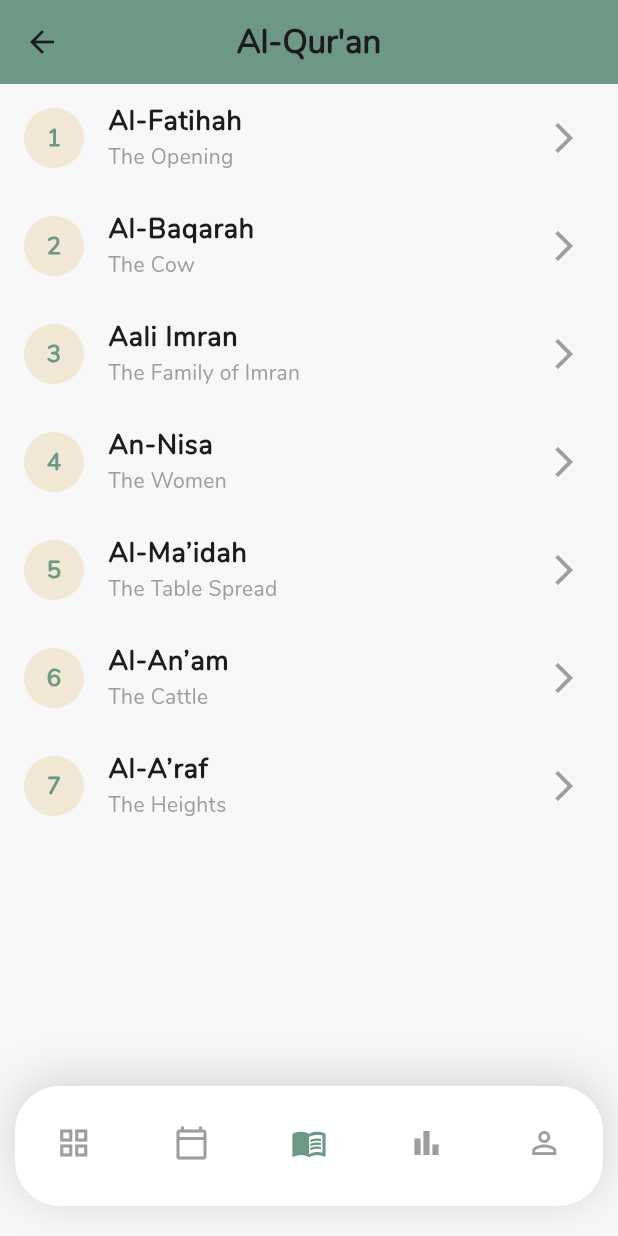
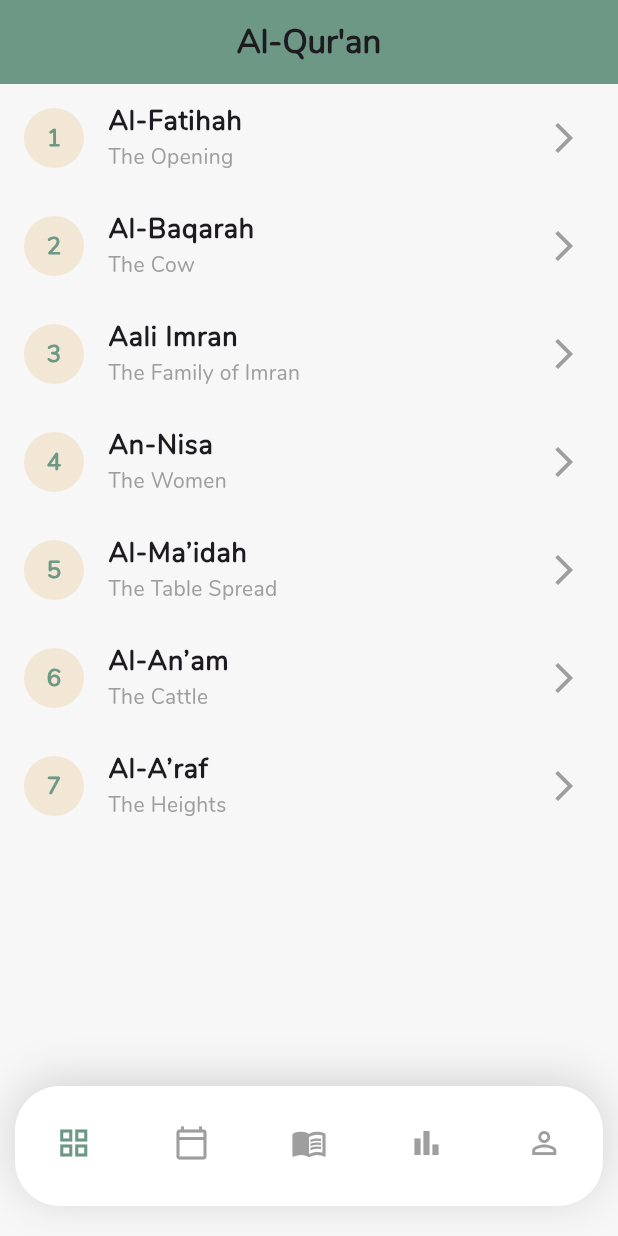
Before and after one commit to muhmmdfath/quranmemorize_pkm, a Flutter app: the QuranScreen screen opened directly, on a phone screen of 412 x 824 dp. Run offline on Flutter 3.47's test engine with Material 3 defaults, Android fonts, the light colour scheme and no system bars; project files that could hold a hidden picture were left out.

Commit message:
Routes Navbar dan kalender

```diff
--- a/lib/main.dart
+++ b/lib/main.dart
@@ -1,6 +1,5 @@
 import 'package:flutter/material.dart';
-
-import 'screens/onboarding_screen.dart';
+import 'routes/app_routes.dart';
 
 void main() async {
   WidgetsFlutterBinding.ensureInitialized();
@@ -8,10 +7,7 @@
 }
 
 class MyApp extends StatelessWidget {
-
-  const MyApp({
-    super.key,
-  });
+  const MyApp({super.key});
 
   @override
   Widget build(BuildContext context) {
@@ -21,8 +17,9 @@
         primaryColor: const Color(0xff6D9886),
         scaffoldBackgroundColor: const Color(0xffF7F7F7),
       ),
-      home: const OnboardingScreen(),
       debugShowCheckedModeBanner: false,
+      initialRoute: AppRoutes.onboarding, // Tentukan rute awal
+      routes: AppRoutes.routes, // Gunakan rute dari AppRoutes
     );
   }
 }
--- /dev/null
+++ b/lib/routes/app_routes.dart
@@ -0,0 +1,19 @@
+import 'package:flutter/material.dart';
+import '../screens/calendar_screen.dart';
+import '../screens/home_screen.dart'; // Contoh: layar home
+import '../screens/onboarding_screen.dart'; // Contoh: layar onboarding
+import '../screens/quran_screen.dart'; // Contoh: layar onboarding
+
+class AppRoutes {
+  static const String home = '/home';
+  static const String onboarding = '/onboarding';
+  static const String calendar = '/calendar'; // Tambahkan rute untuk kalender
+  static const String quran = '/quran'; // Rute untuk halaman Al-Qur'an
+
+  static Map<String, WidgetBuilder> get routes => {
+        home: (context) => const HomeScreen(),
+        onboarding: (context) => const OnboardingScreen(),
+        calendar: (context) => const CalendarScreen(),
+        quran: (context) => const QuranScreen(),
+      };
+}
--- a/lib/screens/quran_screen.dart
+++ b/lib/screens/quran_screen.dart
@@ -1,15 +1,20 @@
 import 'package:flutter/material.dart';
-import 'package:quranmemmorize_pkm/widgets/bottom_nav.dart';
+import 'package:quranmemmorize_pkm/widgets/navigation.dart';
+
+// Definisi warna untuk konsistensi
+const Color kPrimaryColor = Color(0xff6D9886);
+const Color kSecondaryColor = Color(0xffF2E7D5);
+const Color kTextColor = Colors.grey;
 
 class QuranScreen extends StatefulWidget {
   const QuranScreen({super.key});
 
   @override
-  _QuranScreenState createState() => _QuranScreenState();
+  State<QuranScreen> createState() => _QuranScreenState();
 }
 
 class _QuranScreenState extends State<QuranScreen> {
-  int _selectedIndex = 2; // Default index for Quran Screen
+  final int _selectedIndex = 2; // Default index untuk Quran Screen
 
   @override
   Widget build(BuildContext context) {
@@ -23,21 +28,22 @@
           ),
         ),
         centerTitle: true,
-        backgroundColor: const Color(0xff6D9886),
+        backgroundColor: kPrimaryColor,
       ),
-      body: ListView.builder(
+      body: surahList.isNotEmpty
+          ? ListView.builder(
               itemCount: surahList.length,
               itemBuilder: (context, index) {
                 final surah = surahList[index];
                 return ListTile(
                   leading: CircleAvatar(
-              backgroundColor: const Color(0xffF2E7D5),
+                    backgroundColor: kSecondaryColor,
                     child: Text(
                       surah['number'].toString(),
                       style: const TextStyle(
                         fontFamily: 'child',
                         fontWeight: FontWeight.bold,
-                  color: Color(0xff6D9886),
+                        color: kPrimaryColor,
                       ),
                     ),
                   ),
@@ -54,12 +60,13 @@
                     style: const TextStyle(
                       fontFamily: 'child',
                       fontSize: 14,
-                color: Colors.grey,
+                      color: kTextColor,
                     ),
                   ),
-            trailing: const Icon(Icons.arrow_forward_ios, color: Colors.grey),
+                  trailing:
+                      const Icon(Icons.arrow_forward_ios, color: kTextColor),
                   onTap: () {
-              // Navigate to Surah details page (can be implemented later)
+                    // Navigasi ke halaman detail Surah (dapat diimplementasikan nanti)
                     ScaffoldMessenger.of(context).showSnackBar(
                       SnackBar(
                         content: Text('Opening Surah: ${surah['name']}'),
@@ -68,21 +75,24 @@
                   },
                 );
               },
+            )
+          : const Center(
+              child: Text(
+                'No Surah available.',
+                style: TextStyle(
+                  fontFamily: 'child',
+                  fontSize: 16,
+                  color: kTextColor,
                 ),
-      bottomNavigationBar: BottomNavigationBarWidget(
-        selectedIndex: _selectedIndex,
-        onItemTapped: (int index) {
-          setState(() {
-            _selectedIndex = index;
-          });
-        },
-
               ),
+            ),
+      extendBody: true,
+      bottomNavigationBar: const CustomBottomNavigation(),
     );
   }
 }
 
-// Dummy list of Surah for demonstration
+// Daftar Surah untuk demonstrasi
 final List<Map<String, dynamic>> surahList = [
   {'number': 1, 'name': 'Al-Fatihah', 'translation': 'The Opening'},
   {'number': 2, 'name': 'Al-Baqarah', 'translation': 'The Cow'},
@@ -91,5 +101,5 @@
   {'number': 5, 'name': 'Al-Ma’idah', 'translation': 'The Table Spread'},
   {'number': 6, 'name': 'Al-An’am', 'translation': 'The Cattle'},
   {'number': 7, 'name': 'Al-A’raf', 'translation': 'The Heights'},
-  // Add more Surah as needed
+  // Tambahkan lebih banyak Surah jika diperlukan
 ];
--- a/lib/widgets/bottom_nav.dart
+++ /dev/null
@@ -1,79 +0,0 @@
-import 'package:flutter/material.dart';
-import 'package:quranmemmorize_pkm/screens/home_screen.dart';
-import 'package:quranmemmorize_pkm/screens/quran_screen.dart';
-
-class BottomNavigationBarWidget extends StatelessWidget {
-  final int selectedIndex;
-  final Function(int) onItemTapped;
-
-  const BottomNavigationBarWidget({
-    Key? key,
-    required this.selectedIndex,
-    required this.onItemTapped,
-  }) : super(key: key);
-
-  @override
-  Widget build(BuildContext context) {
-    return Padding(
-      padding: const EdgeInsets.symmetric(horizontal: 10, vertical: 20),
-      child: Container(
-        height: 80,
-        decoration: BoxDecoration(
-          color: Colors.white,
-          borderRadius: BorderRadius.circular(30),
-          boxShadow: [
-            BoxShadow(
-              color: Colors.black.withOpacity(0.15),
-              offset: const Offset(0, -4),
-              blurRadius: 25,
-            ),
-          ],
-        ),
-        child: Padding(
-          padding: const EdgeInsets.symmetric(vertical: 8),
-          child: Row(
-            mainAxisAlignment: MainAxisAlignment.spaceAround,
-            children: [
-              _buildNavItem(Icons.grid_view, 0, context),
-              _buildNavItem(Icons.calendar_today_outlined, 1, context),
-              _buildNavItem(Icons.menu_book_outlined, 2, context),
-              _buildNavItem(Icons.bar_chart_outlined, 3, context),
-              _buildNavItem(Icons.person_outline, 4, context),
-            ],
-          ),
-        ),
-      ),
-    );
-  }
-
-  Widget _buildNavItem(IconData icon, int index, BuildContext context) {
-    return GestureDetector(
-      onTap: () {
-        onItemTapped(index); // Call the callback when an item is tapped
-
-        // Navigate to the QuranScreen when 'menu_book' is clicked
-        if (index == 0) {
-          Navigator.of(context).push(
-            MaterialPageRoute(builder: (context) => const HomeScreen()),
-          );
-        }
-        if (index == 2) {
-          Navigator.of(context).push(
-            MaterialPageRoute(builder: (context) => const QuranScreen()),
-          );
-        }
-      },
-      child: Column(
-        mainAxisSize: MainAxisSize.min,
-        children: [
-          Icon(
-            icon,
-            color: selectedIndex == index ? const Color(0xff6D9886) : Colors.grey,
-            size: 24,
-          ),
-          const SizedBox(height: 4),
-        ],
-      ),
-    );
-  }
-}
--- /dev/null
+++ b/lib/widgets/navigation.dart
@@ -0,0 +1,62 @@
+import 'package:flutter/material.dart';
+import 'package:quranmemmorize_pkm/routes/app_routes.dart';
+
+class CustomBottomNavigation extends StatelessWidget {
+  const CustomBottomNavigation({super.key});
+
+  Widget _buildNavItem(
+      BuildContext context, IconData icon, bool isSelected, String route) {
+    return GestureDetector(
+      onTap: () {
+        Navigator.pushNamed(context, route); // Navigasi ke rute yang ditentukan
+      },
+      child: Column(
+        mainAxisSize: MainAxisSize.min,
+        children: [
+          Icon(
+            icon,
+            color: isSelected ? const Color(0xff6D9886) : Colors.grey,
+            size: 24,
+          ),
+          const SizedBox(height: 4),
+        ],
+      ),
+    );
+  }
+
+  @override
+  Widget build(BuildContext context) {
+    return Padding(
+      padding: const EdgeInsets.symmetric(horizontal: 10, vertical: 20),
+      child: Container(
+        height: 80,
+        decoration: BoxDecoration(
+          color: Colors.white,
+          borderRadius: BorderRadius.circular(30),
+          boxShadow: [
+            BoxShadow(
+              color: Colors.black.withOpacity(0.15),
+              offset: const Offset(0, -4),
+              blurRadius: 25,
+            ),
+          ],
+        ),
+        child: Padding(
+          padding: const EdgeInsets.symmetric(vertical: 8),
+          child: Row(
+            mainAxisAlignment: MainAxisAlignment.spaceAround,
+            children: [
+              _buildNavItem(context, Icons.grid_view, true, AppRoutes.home),
+              _buildNavItem(context, Icons.calendar_today_outlined, false,
+                  AppRoutes.calendar),
+              _buildNavItem(
+                  context, Icons.menu_book_outlined, false, AppRoutes.quran),
+              _buildNavItem(context, Icons.bar_chart_outlined, false, '/'),
+              _buildNavItem(context, Icons.person_outline, false, '/'),
+            ],
+          ),
+        ),
+      ),
+    );
+  }
+}
```
Also changed, not shown: lib/screens/calendar_screen.dart (added, +389 -0 lines), lib/screens/home_screen.dart (+13 -27 lines), pubspec.yaml (+9 -74 lines), pubspec.lock. Lines whose indentation alone changed are shown as unchanged.
